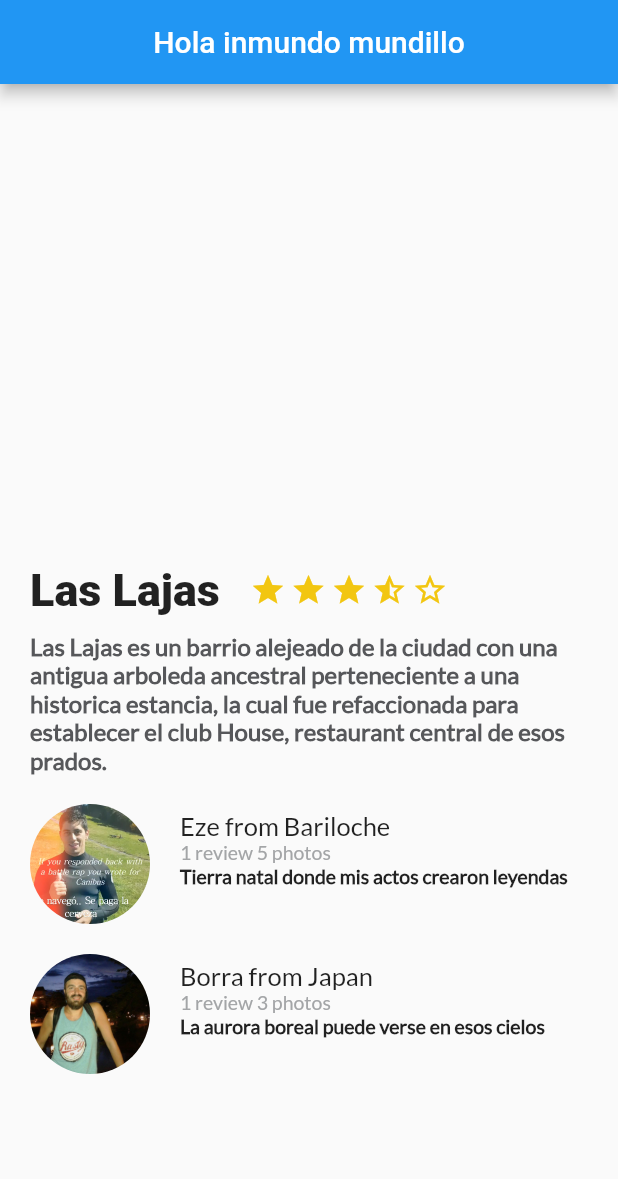
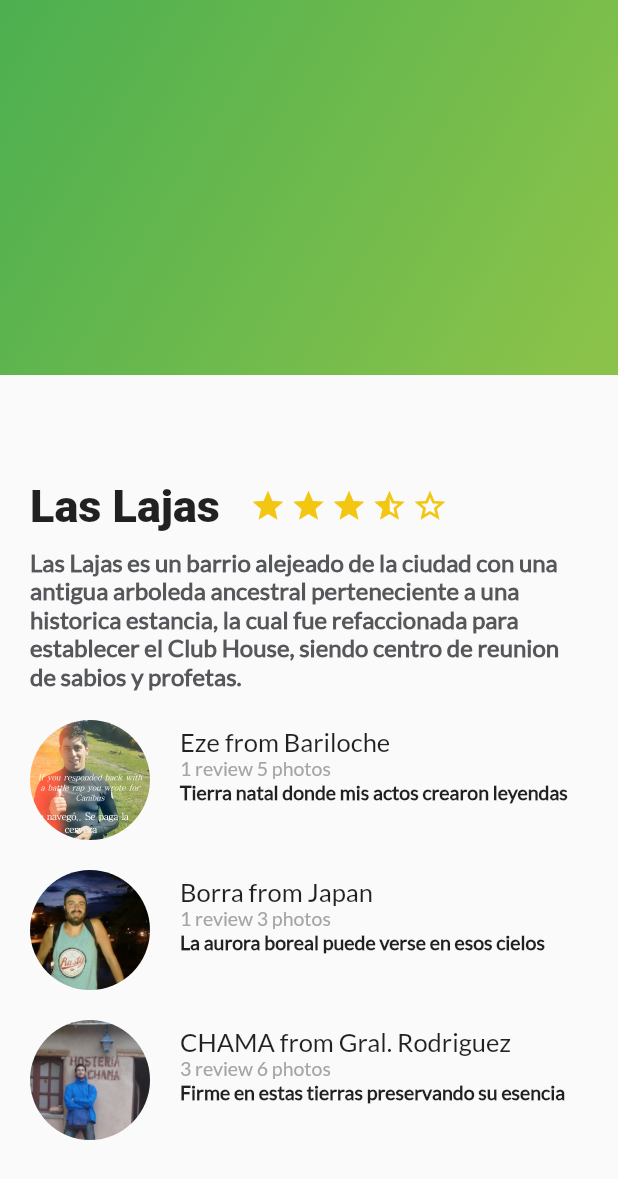
Before and after one commit to AlejoRMinetti/lajas-flutter-app, a Flutter app: the screen it shows after launch, on a phone screen of 412 x 824 dp. Shown: the top 1179 px of the screen. Run offline on Flutter 3.47's test engine with Material 2 defaults, Android fonts, the phone set to English and light mode, and no system bars; Roboto replaces fonts that are missing (MaShanZheng).

Commit message:
gradiente como appBar y listView por debajo Usando Stack

```diff
--- a/lib/description_place.dart
+++ b/lib/description_place.dart
@@ -93,11 +93,10 @@ class DescriptionPlace extends StatelessWidget {
       )
       );
 
-    return ListView(
+    return Column(
       children: <Widget>[
         titleStarts,
-        description,
-        ReviewList()
+        description
       ],
     );
   }
--- /dev/null
+++ b/lib/gradient_back.dart
@@ -0,0 +1,24 @@
+import 'package:flutter/material.dart';
+
+class GradientBack extends StatelessWidget{
+  @override
+  Widget build(BuildContext context) {
+    // TODO: implement build
+    return Container(
+      height: 250.0,
+      decoration: BoxDecoration(
+          gradient: LinearGradient(colors: [
+            Colors.green,
+            Colors.lightGreen
+          ],
+              begin: FractionalOffset(0.0, 0.0),
+              end: FractionalOffset(1.6, 1.6),
+              stops: [0.0, 0.6],
+              tileMode: TileMode.clamp
+          )
+      ),
+    );
+  }
+
+
+}
--- a/lib/main.dart
+++ b/lib/main.dart
@@ -1,37 +1,36 @@
 import 'package:flutter/material.dart';
 import 'package:platzi_trips_flutter_app/description_place.dart';
+import 'package:platzi_trips_flutter_app/gradient_back.dart';
+import 'package:platzi_trips_flutter_app/review_list.dart';
 
 void main() => runApp(MyApp());
 
 class MyApp extends StatelessWidget {
 
-  String descrionDummy = 'Las Lajas es un barrio alejeado de la ciudad con una antigua arboleda ancestral perteneciente a una historica estancia, la cual fue refaccionada para establecer el club House, restaurant central de esos prados.';
+  String descriptionDummy = 'Las Lajas es un barrio alejeado de la ciudad con una antigua arboleda ancestral perteneciente a una historica estancia, la cual fue refaccionada para establecer el Club House, siendo centro de reunion de sabios y profetas.';
 
   // This widget is the root of your application.
   @override
   Widget build(BuildContext context) {
     return MaterialApp(
+      home: Scaffold(
+        body: Stack(
+            children: <Widget>[
+              ListView(
+                  children: <Widget>[
+                    DescriptionPlace("Las Lajas", 3, descriptionDummy),
+                    ReviewList()
+                  ]
+              ),
+              GradientBack()
+            ]
+        ),
+      ),
       debugShowCheckedModeBanner: false,
       title: 'Flutter Demo',
       theme: ThemeData(
-        // This is the theme of your application.
-        //
-        // Try running your application with "flutter run". You'll see the
-        // application has a blue toolbar. Then, without quitting the app, try
-        // changing the primarySwatch below to Colors.green and then invoke
-        // "hot reload" (press "r" in the console where you ran "flutter run",
-        // or simply save your changes to "hot reload" in a Flutter IDE).
-        // Notice that the counter didn't reset back to zero; the application
-        // is not restarted.
         primarySwatch: Colors.blue,
       ),
-      home: Scaffold(
-        appBar: AppBar(
-          title: Center(child: Text("Hola inmundo mundillo")),
-        ),
-        body: DescriptionPlace("Las Lajas", 3, descrionDummy)
-      )
-      // MyHomePage(title: 'Flutter Demo Home Page'),
     );
   }
 }
--- a/lib/review_list.dart
+++ b/lib/review_list.dart
@@ -1,8 +1,5 @@
-import 'package:flutter/cupertino.dart';
 import 'package:flutter/material.dart';
 import 'package:platzi_trips_flutter_app/review.dart';
-
-
 
 class ReviewList extends StatelessWidget{
 
@@ -24,10 +21,10 @@ class ReviewList extends StatelessWidget{
       crossAxisAlignment: CrossAxisAlignment.start,
       children: <Widget>[
         Review(pathImg1, name1, comment1, details1),
-        Review(pathImg2, name2, comment2, details2)
+        Review(pathImg2, name2, comment2, details2),
+        Review("images/YoEnHosteria.png", "CHAMA from Gral. Rodriguez",
+            "Firme en estas tierras preservando su esencia", "3 review 6 photos")
       ],
     );
   }
-
-
 }
--- a/pubspec.yaml
+++ b/pubspec.yaml
@@ -44,6 +44,7 @@ flutter:
   assets:
    - images/EzeViajero.png
    - images/BorraViajer.png
+   - images/YoEnHosteria.png
   #  - images/a_dot_ham.jpeg
 
   # An image asset can refer to one or more resolution-specific "variants", see
```
Also changed, not shown: images/YoEnHosteria.png (added).
